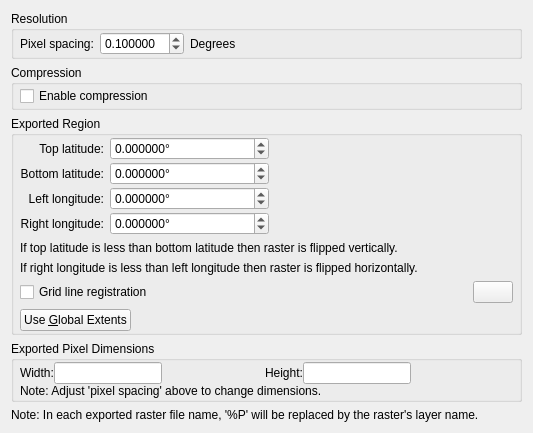
Above: src/qt-widgets/ExportRasterOptionsWidgetUi.ui from GPlates/GPlates before the change. Below: the same form after it.
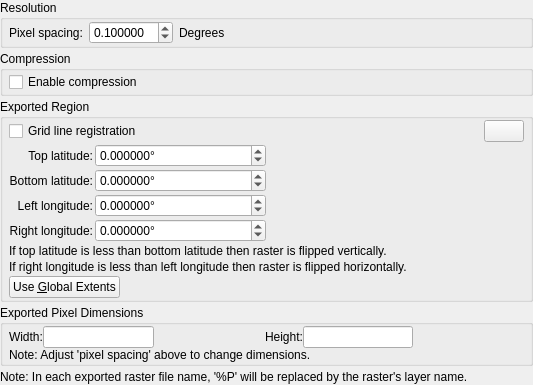
That is the form after the change. Icons and pictures are not drawn.

Commit message: (trunk) Move export grid line registration checkbox upward so more visible to user.

What changed in the file:
```diff
--- a/src/qt-widgets/ExportRasterOptionsWidgetUi.ui
+++ b/src/qt-widgets/ExportRasterOptionsWidgetUi.ui
@@ -14,6 +14,12 @@
    <string>Form</string>
   </property>
   <layout class="QVBoxLayout" name="verticalLayout">
+   <property name="spacing">
+    <number>3</number>
+   </property>
+   <property name="margin">
+    <number>0</number>
+   </property>
    <item>
     <widget class="QWidget" name="resolution_options" native="true">
      <layout class="QVBoxLayout" name="verticalLayout_2">
@@ -127,6 +133,9 @@
       <string>Exported Region</string>
      </property>
      <layout class="QVBoxLayout" name="verticalLayout_3">
+      <property name="spacing">
+       <number>2</number>
+      </property>
       <property name="leftMargin">
        <number>6</number>
       </property>
@@ -139,6 +148,41 @@
       <property name="bottomMargin">
        <number>1</number>
       </property>
+      <item>
+       <layout class="QHBoxLayout" name="horizontalLayout_2">
+        <item>
+         <widget class="QCheckBox" name="grid_line_registration_checkbox">
+          <property name="text">
+           <string>Grid line registration</string>
+          </property>
+         </widget>
+        </item>
+        <item>
+         <spacer name="horizontalSpacer_5">
+          <property name="orientation">
+           <enum>Qt::Horizontal</enum>
+          </property>
+          <property name="sizeHint" stdset="0">
+           <size>
+            <width>40</width>
+            <height>20</height>
+           </size>
+          </property>
+         </spacer>
+        </item>
+        <item>
+         <widget class="QPushButton" name="push_button_help_grid_line_registration">
+          <property name="text">
+           <string/>
+          </property>
+          <property name="icon">
+           <iconset resource="../qt-resources/qt_widgets.qrc">
+            <normaloff>:/human_help_browser_16.png</normaloff>:/human_help_browser_16.png</iconset>
+          </property>
+         </widget>
+        </item>
+       </layout>
+      </item>
       <item>
        <layout class="QGridLayout" name="gridLayout_2">
         <property name="verticalSpacing">
@@ -358,41 +402,6 @@
         </property>
        </widget>
       </item>
-      <item>
-       <layout class="QHBoxLayout" name="horizontalLayout_2">
-        <item>
-         <widget class="QCheckBox" name="grid_line_registration_checkbox">
-          <property name="text">
-           <string>Grid line registration</string>
-          </property>
-         </widget>
-        </item>
-        <item>
-         <spacer name="horizontalSpacer_5">
-          <property name="orientation">
-           <enum>Qt::Horizontal</enum>
-          </property>
-          <property name="sizeHint" stdset="0">
-           <size>
-            <width>40</width>
-            <height>20</height>
-           </size>
-          </property>
-         </spacer>
-        </item>
-        <item>
-         <widget class="QPushButton" name="push_button_help_grid_line_registration">
-          <property name="text">
-           <string/>
-          </property>
-          <property name="icon">
-           <iconset resource="../qt-resources/qt_widgets.qrc">
-            <normaloff>:/human_help_browser_16.png</normaloff>:/human_help_browser_16.png</iconset>
-          </property>
-         </widget>
-        </item>
-       </layout>
-      </item>
       <item>
        <layout class="QHBoxLayout" name="horizontalLayout_3">
         <item>
```
